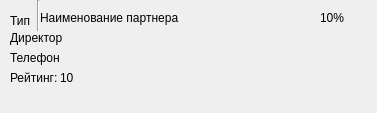
Old version of the form list_view.ui in the repository mik0war/PartnersApp.
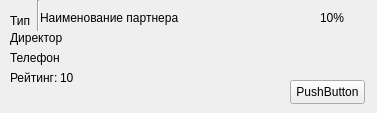
New version of the form.

Diff of the .ui file:
```diff
--- a/list_view.ui
+++ b/list_view.ui
@@ -117,6 +117,19 @@
     <string>10%</string>
    </property>
   </widget>
+  <widget class="QPushButton" name="pushButton">
+   <property name="geometry">
+    <rect>
+     <x>290</x>
+     <y>80</y>
+     <width>75</width>
+     <height>24</height>
+    </rect>
+   </property>
+   <property name="text">
+    <string>PushButton</string>
+   </property>
+  </widget>
  </widget>
  <resources/>
  <connections/>
```
